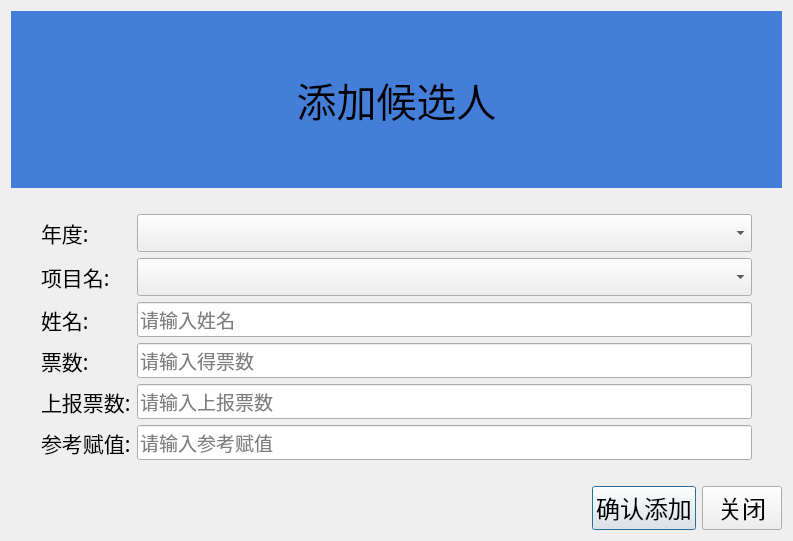
Old version of the form ui/page_elements/election_addpeople/Addpeople.ui in the repository ArcherLuo233/election-s-prediction.
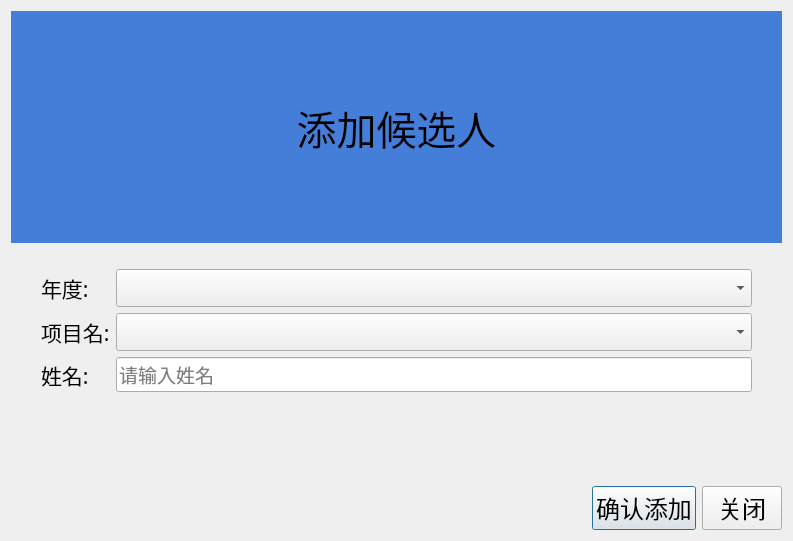
New version of the form.

```diff
--- a/ui/page_elements/election_addpeople/Addpeople.ui
+++ b/ui/page_elements/election_addpeople/Addpeople.ui
@@ -121,84 +121,6 @@
                    </property>
                </widget>
            </item>
-           <item row="3" column="0">
-               <widget class="QLabel" name="vote_number">
-                   <property name="font">
-                       <font>
-                           <family>华文新魏</family>
-                           <pointsize>16</pointsize>
-                       </font>
-                   </property>
-                   <property name="text">
-                       <string>票数:</string>
-                   </property>
-               </widget>
-           </item>
-           <item row="3" column="1">
-               <widget class="QLineEdit" name="LineEdit_2">
-                   <property name="font">
-                       <font>
-                           <family>华文新魏</family>
-                           <pointsize>14</pointsize>
-                       </font>
-                   </property>
-                   <property name="placeholderText">
-                       <string>请输入得票数</string>
-                   </property>
-               </widget>
-           </item>
-           <item row="4" column="0">
-               <widget class="QLabel" name="Label_3">
-                   <property name="font">
-                       <font>
-                           <family>华文新魏</family>
-                           <pointsize>16</pointsize>
-                       </font>
-                   </property>
-                   <property name="text">
-                       <string>上报票数:</string>
-                   </property>
-               </widget>
-           </item>
-           <item row="4" column="1">
-               <widget class="QLineEdit" name="votes_reported">
-                   <property name="font">
-                       <font>
-                           <family>华文新魏</family>
-                           <pointsize>14</pointsize>
-                       </font>
-                   </property>
-                   <property name="placeholderText">
-                       <string>请输入上报票数</string>
-                   </property>
-               </widget>
-           </item>
-           <item row="5" column="0">
-               <widget class="QLabel" name="Label_4">
-                   <property name="font">
-                       <font>
-                           <family>华文新魏</family>
-                           <pointsize>16</pointsize>
-                       </font>
-                   </property>
-                   <property name="text">
-                       <string>参考赋值:</string>
-                   </property>
-               </widget>
-           </item>
-           <item row="5" column="1">
-               <widget class="QLineEdit" name="reference_assignment">
-                   <property name="font">
-                       <font>
-                           <family>华文新魏</family>
-                           <pointsize>14</pointsize>
-                       </font>
-                   </property>
-                   <property name="placeholderText">
-                       <string>请输入参考赋值</string>
-                   </property>
-               </widget>
-           </item>
        </layout>
    </item>
    <item>
```
Lines whose indentation alone changed are shown as unchanged.
